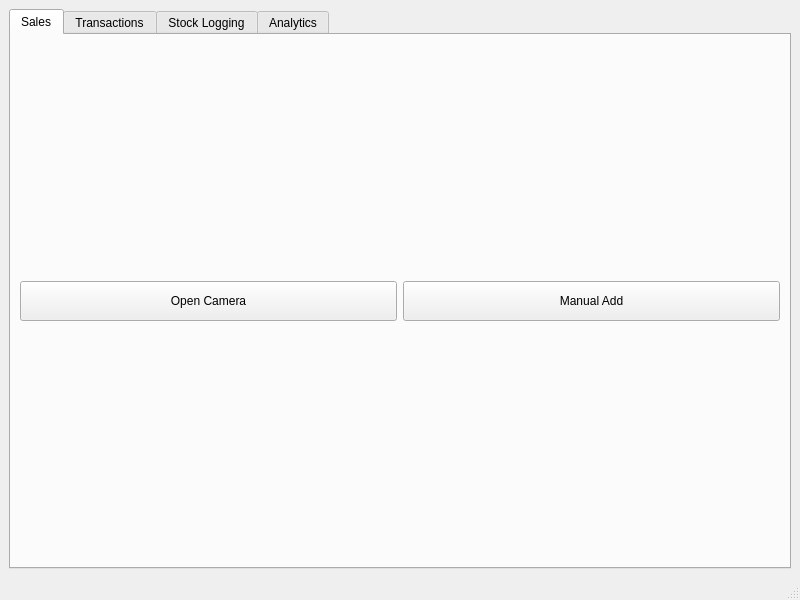
Qt form SariSariSleuth/mainwindow.ui (ZachMatriano/CMSC-21-Finals) before a commit.
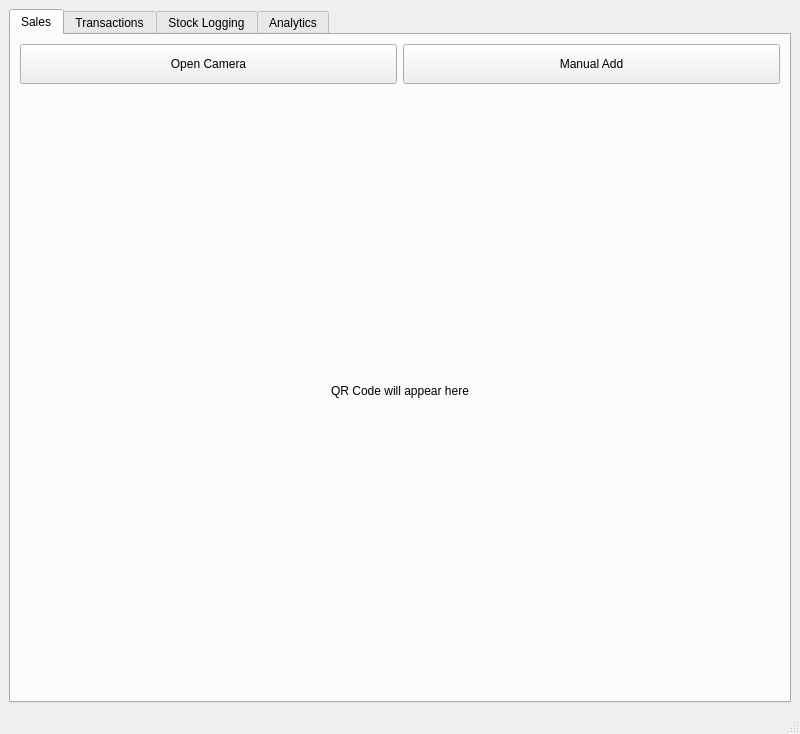
The same form after that commit. The open tabs and pages were chosen to show the change.

Diff of the .ui file:
```diff
--- a/SariSariSleuth/mainwindow.ui
+++ b/SariSariSleuth/mainwindow.ui
@@ -55,6 +55,22 @@
           </item>
          </layout>
         </item>
+        <item>
+         <widget class="QLabel" name="qrCodeLabel">
+          <property name="minimumSize">
+           <size>
+            <width>600</width>
+            <height>600</height>
+           </size>
+          </property>
+          <property name="alignment">
+           <set>Qt::AlignCenter</set>
+          </property>
+          <property name="text">
+           <string>QR Code will appear here</string>
+          </property>
+         </widget>
+        </item>
        </layout>
       </widget>
       <widget class="QWidget" name="tab2">
```
